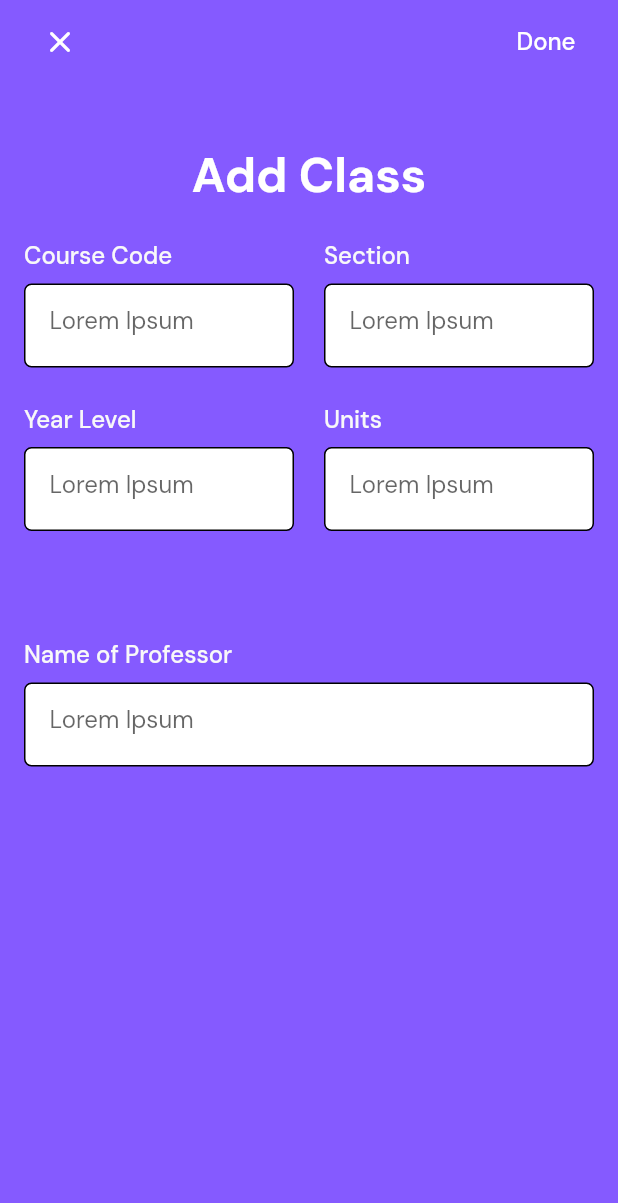
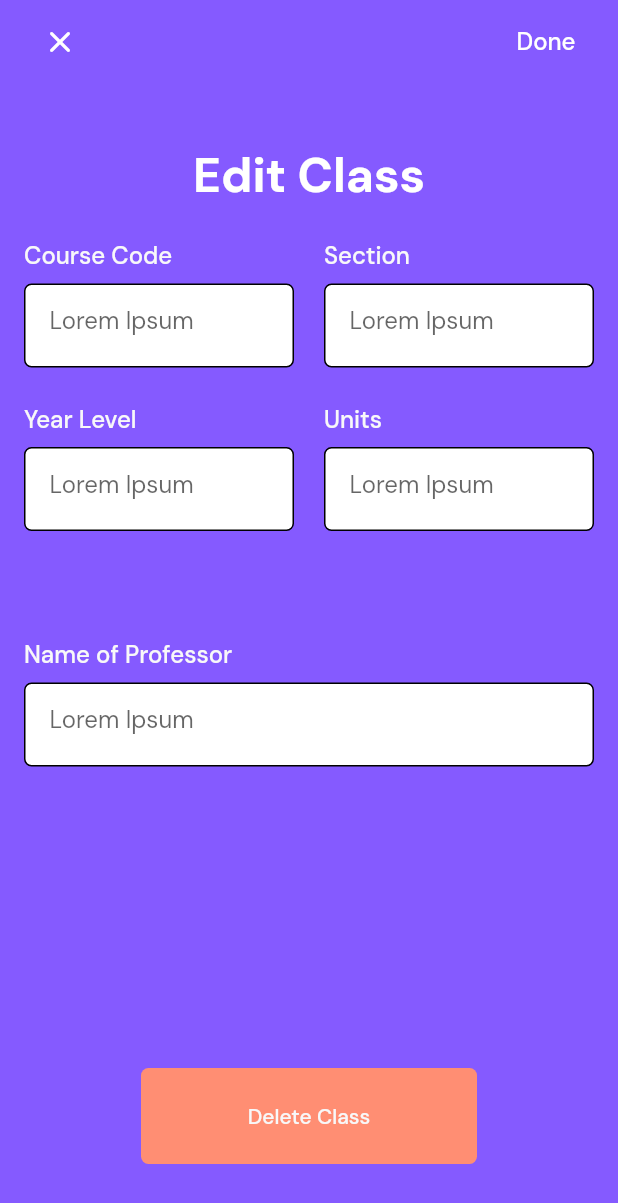
Before and after one commit to gdsc-loyola/admu_student_app, a Flutter app: the EnlistmentPage screen opened directly, after a tap on the "add" icon, on a phone screen of 412 x 824 dp. Shown: the top 1203 px of the screen. Run offline on Flutter 3.47's test engine with Material 2 defaults, Android fonts, the phone set to English and light mode, and no system bars; our stand-ins replace google_fonts, introduction_screen, sqflite; accounts and stored records are empty.

Commit message:
commit to add delete buttons

```diff
--- a/lib/screens/add_class.dart
+++ b/lib/screens/add_class.dart
@@ -1,3 +1,4 @@
+import 'package:admu_student_app/widgets/buttons.dart';
 import 'package:flutter/material.dart';
 
 import 'package:admu_student_app/widgets/groups/input_group.dart';
@@ -60,7 +61,7 @@ class _AddClassPageState extends State<AddClassPage> {
         ),
       ),
       body: Container(
-        padding: EdgeInsets.fromLTRB(16, 48, 16, 0),
+        padding: EdgeInsets.fromLTRB(16, 48, 16, 48),
         child: Column(
           children: [
             Center(
@@ -126,6 +127,10 @@ class _AddClassPageState extends State<AddClassPage> {
                 ? Expanded(
                     child: InputGroup('Name of Professor', _profCtrl),
                   )
+                : SizedBox(),
+            widget.isEditing
+                ? LongButton('Delete Class', AppColors.SECONDARY_MAIN,
+                    AppColors.GRAY_LIGHT[2], () {})
                 : SizedBox()
           ],
         ),
--- a/lib/screens/enlistment/enlistment_page.dart
+++ b/lib/screens/enlistment/enlistment_page.dart
@@ -85,7 +85,7 @@ class _EnlistmentPageState extends State<EnlistmentPage> {
                       child:
                           IconButton(icon: Icon(Icons.add), onPressed: () {
                       Navigator.of(context).push(
-                          MaterialPageRoute(builder: (_) => AddClassPage(isEditing: false, inEnlistment: true,)));
+                          MaterialPageRoute(builder: (_) => AddClassPage(isEditing: true, inEnlistment: true,)));
                     }))
                 ],
               ),
```
